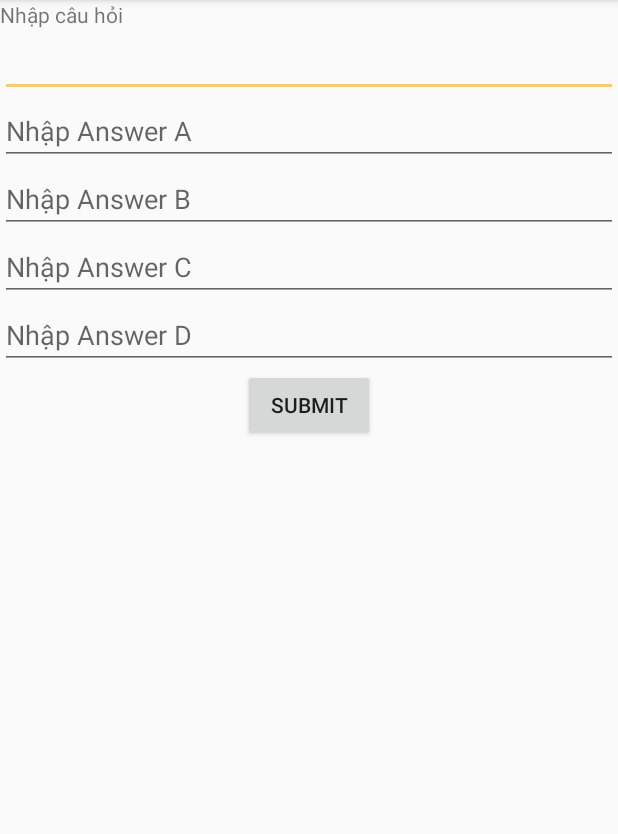
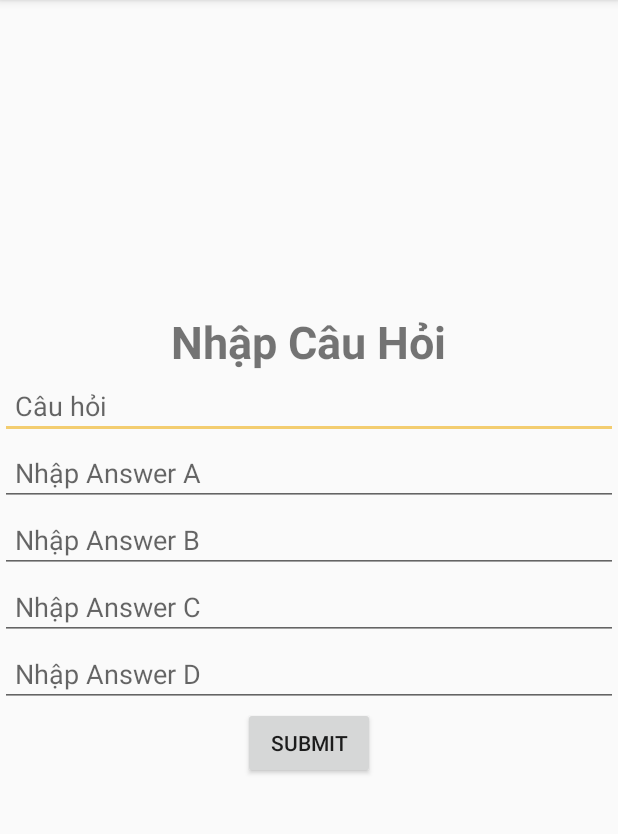
Before and after one commit to hai2571998/ToeicPractice, an Android app: the fragment ContactFragment shown on its own in the app's theme, after a tap on "SUBMIT", on a phone screen of 412 x 824 dp, the part 84-918 px from its top. Run offline under Robolectric (Android 15) with nearby library versions, the phone set to English and light mode, and no system bars; our stand-ins replace Firebase (no records; nobody signed in at launch, a user with empty details on screens opened directly); 1 statement that could not run was skipped.

Commit message:
Update 25/07/2017

```diff
--- a/app/src/main/java/thanhhai/com/toeicpractice/CardViewHome/HomeAdapter.java
+++ b/app/src/main/java/thanhhai/com/toeicpractice/CardViewHome/HomeAdapter.java
@@ -70,7 +70,7 @@ public class HomeAdapter extends RecyclerView.Adapter<HomeAdapter.MyViewHolder>{
             public void onClick(View view) {
                 Toast.makeText(mContext, Integer.toString(position), Toast.LENGTH_SHORT).show();
                 switch (position){
-                    case 1:
+                    case 0:
                         Intent intent = new Intent(view.getContext(), QuestionActivity.class);
                         view.getContext().startActivity(intent);
                         break;
--- a/app/src/main/java/thanhhai/com/toeicpractice/CardViewHome/QuestionActivity.java
+++ b/app/src/main/java/thanhhai/com/toeicpractice/CardViewHome/QuestionActivity.java
@@ -31,7 +31,13 @@ public class QuestionActivity extends AppCompatActivity {
         LinearLayoutManager layoutManager = new LinearLayoutManager(this, LinearLayoutManager.VERTICAL, false);
         recyclerView.setLayoutManager(layoutManager);
         arrayList = new ArrayList<PushQuestion>();
+        questionOnlineAdapter = new QuestionOnlineAdapter(arrayList, getApplicationContext());
+        recyclerView.setAdapter(questionOnlineAdapter);
+        updateData();
+        questionOnlineAdapter.notifyDataSetChanged();
+    }
 
+    private void updateData() {
         databaseReference = FirebaseDatabase.getInstance().getReference();
         databaseReference.child("question").addChildEventListener(new ChildEventListener() {
             @Override
@@ -60,9 +66,7 @@ public class QuestionActivity extends AppCompatActivity {
 
             }
         });
+    }
 
-        questionOnlineAdapter = new QuestionOnlineAdapter(arrayList, getApplicationContext());
-        recyclerView.setAdapter(questionOnlineAdapter);
 
-    }
 }
--- a/app/src/main/java/thanhhai/com/toeicpractice/Fragment/ContactFragment.java
+++ b/app/src/main/java/thanhhai/com/toeicpractice/Fragment/ContactFragment.java
@@ -4,6 +4,7 @@ package thanhhai.com.toeicpractice.Fragment;
 import android.os.Bundle;
 import android.support.annotation.Nullable;
 import android.support.v4.app.Fragment;
+import android.util.Log;
 import android.view.LayoutInflater;
 import android.view.View;
 import android.view.ViewGroup;
@@ -43,7 +44,6 @@ public class ContactFragment extends Fragment {
         txtAnswer_C = (EditText) getActivity().findViewById(R.id.txtAnswer_C);
         txtAnswer_D = (EditText) getActivity().findViewById(R.id.txtAnswer_D);
         btnPushQuestion = (Button) getActivity().findViewById(R.id.btnPushQuestion);
-
         btnPushQuestion.setOnClickListener(new View.OnClickListener() {
             @Override
             public void onClick(View view) {
@@ -52,7 +52,11 @@ public class ContactFragment extends Fragment {
                 valAnswerB = txtAnswer_B.getText().toString();
                 valAnswerC = txtAnswer_C.getText().toString();
                 valAnswerD = txtAnswer_D.getText().toString();
+
                 DatabaseReference ref = FirebaseDatabase.getInstance().getReference();
+
+                if (!valCauHoi.equals("") || !valAnswerA.equals("") || !valAnswerB.equals("") || !txtAnswer_C.equals("") || !valAnswerD.equals("")) {
+                    Log.e("val", valCauHoi+valAnswerA+valAnswerB+valAnswerC+valAnswerD);
                     PushQuestion pushQuestion = new PushQuestion(valCauHoi, valAnswerA, valAnswerB, valAnswerC, valAnswerD, 0, 0, 0, 0);
                     ref.child("question").push().setValue(pushQuestion, new DatabaseReference.CompletionListener() {
                         @Override
@@ -60,6 +64,9 @@ public class ContactFragment extends Fragment {
                             Toast.makeText(getContext(), "Câu hỏi của bạn đã gửi đến người hỗ trợ.", Toast.LENGTH_SHORT).show();
                         }
                     });
+                } else {
+                    Toast.makeText(getContext(), "Lỗi", Toast.LENGTH_SHORT).show();
+                }
             }
         });
     }
--- a/app/src/main/res/layout/fragment_contact.xml
+++ b/app/src/main/res/layout/fragment_contact.xml
@@ -1,51 +1,69 @@
-<LinearLayout xmlns:android="http://schemas.android.com/apk/res/android"
+<?xml version="1.0" encoding="utf-8"?>
+<RelativeLayout xmlns:android="http://schemas.android.com/apk/res/android"
     xmlns:tools="http://schemas.android.com/tools"
     android:layout_width="match_parent"
     android:layout_height="match_parent"
-    android:orientation="vertical"
     tools:context="thanhhai.com.toeicpractice.Fragment.ContactFragment">
-
 
     <TextView
         android:layout_width="wrap_content"
         android:layout_height="wrap_content"
-        android:text="Nhập câu hỏi"/>
+        android:text="Nhập Câu Hỏi"
+        android:layout_centerHorizontal="true"
+        android:textSize="30dp"
+        android:textStyle="bold"
+        android:layout_above="@+id/lnCauHoi"/>
+
+    <LinearLayout
+        android:id="@+id/lnCauHoi"
+        android:layout_width="match_parent"
+        android:layout_height="wrap_content"
+        android:orientation="vertical"
+        android:layout_centerHorizontal="true"
+        android:layout_centerVertical="true">
 
         <EditText
             android:id="@+id/txtCauHoi"
             android:layout_width="match_parent"
-        android:layout_height="wrap_content" />
+            android:layout_height="wrap_content"
+            android:hint="Câu hỏi"
+            android:padding="10dp"/>
 
         <EditText
             android:id="@+id/txtAnswer_A"
             android:layout_width="match_parent"
             android:layout_height="wrap_content"
-        android:hint="Nhập Answer A" />
+            android:hint="Nhập Answer A"
+            android:padding="10dp"/>
 
         <EditText
             android:id="@+id/txtAnswer_B"
             android:layout_width="match_parent"
             android:layout_height="wrap_content"
-        android:hint="Nhập Answer B"/>
+            android:hint="Nhập Answer B"
+            android:padding="10dp"/>
 
         <EditText
             android:id="@+id/txtAnswer_C"
             android:layout_width="match_parent"
             android:layout_height="wrap_content"
-        android:hint="Nhập Answer C"/>
+            android:hint="Nhập Answer C"
+            android:padding="10dp" />
 
         <EditText
             android:id="@+id/txtAnswer_D"
             android:layout_width="match_parent"
             android:layout_height="wrap_content"
-        android:hint="Nhập Answer D"/>
+            android:hint="Nhập Answer D"
+            android:padding="10dp"/>
 
         <Button
             android:id="@+id/btnPushQuestion"
             android:layout_width="wrap_content"
             android:layout_height="wrap_content"
             android:layout_gravity="center"
-        android:text="Submit"/>
+            android:text="Submit" />
 
 
     </LinearLayout>
+</RelativeLayout>
```
Also changed, not shown: app/src/main/java/thanhhai/com/toeicpractice/FCM/MyFirebaseMessagingService.java (+0 -16 lines). Lines whose indentation alone changed are shown as unchanged.
